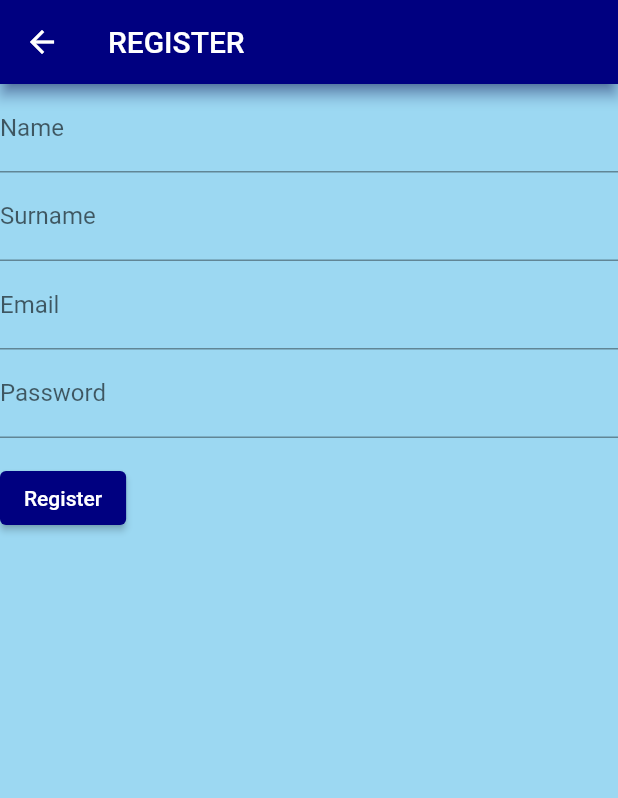
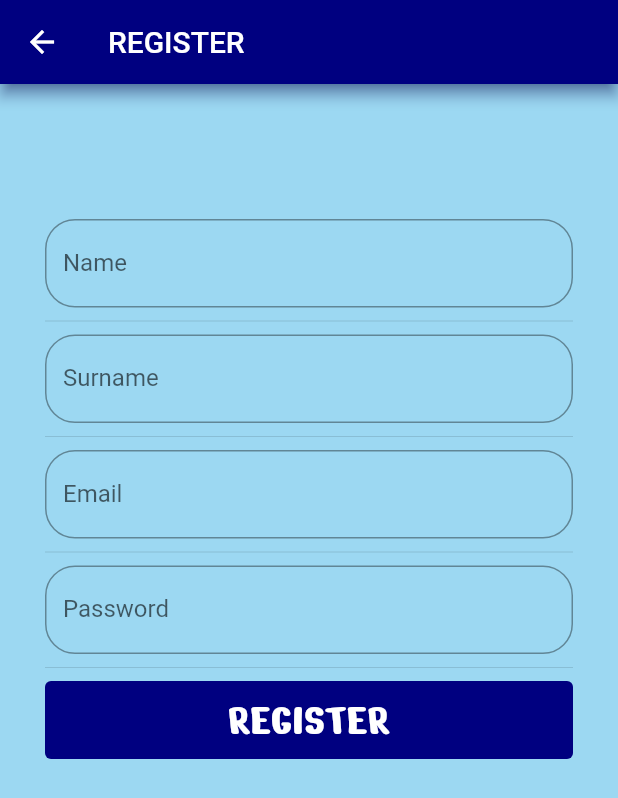
Before and after one commit to carmeAl/EA-SEM10-Flutter, a Flutter app: the screen it shows after launch, after a tap on "Register", on a phone screen of 412 x 824 dp. Shown: the top 798 px of the screen. Run offline on Flutter 3.47's test engine with Material 2 defaults, Android fonts, the phone set to English and light mode, and no system bars; our stand-ins replace dio; network calls fail.

Commit message:
De register vaya a la ventana de Login, Cuando haga el Register antes hacia auth/login y tiene que hacer auth/register, cambio formato formulario register

```diff
--- a/flutter_application/lib/src/login_screen.dart
+++ b/flutter_application/lib/src/login_screen.dart
@@ -1,5 +1,4 @@
 import 'dart:convert';
-import 'package:http/http.dart' as http;
 import 'package:flutter/material.dart';
 import 'package:dio/dio.dart';
 import 'package:flutter_application/src/list_screen.dart';
@@ -10,68 +9,48 @@ class LoginScreen extends StatefulWidget {
   @override
   State<LoginScreen> createState() => _LoginScreenState();
 }
+
 class _LoginScreenState extends State<LoginScreen> {
   late String _nombre;
   late String _email;
   late String _password;
-  final passwordController=TextEditingController();
-  final emailController=TextEditingController();
+  final passwordController = TextEditingController();
+  final emailController = TextEditingController();
 
   @override
   Widget build(BuildContext context) {
     return Scaffold(
       backgroundColor: Color.fromARGB(255, 156, 216, 242),
       body: ListView(
-        padding: const EdgeInsets.symmetric(
-          horizontal: 30.0,
-          vertical: 90.0
-        ),
+          padding: const EdgeInsets.symmetric(horizontal: 30.0, vertical: 90.0),
           children: <Widget>[
             Column(
               mainAxisAlignment: MainAxisAlignment.center,
-            children:  [
+              children: [
                 const CircleAvatar(
                   radius: 100.0,
                   backgroundColor: Colors.transparent,
                   backgroundImage: AssetImage('images/logo.png'),
                 ),
-              const Text(
-                'Login',
-                style: TextStyle(
-                  fontFamily: 'NerkoOne',
-                  fontSize: 50.0
-                )
-
-              ),
-              const Text(
-                'Introduce your credentials',
-                style: TextStyle(
-                  fontFamily: 'NerkoOne',
-                  fontSize: 20.0
-                )
-
-              ),
+                const Text('Login',
+                    style: TextStyle(fontFamily: 'NerkoOne', fontSize: 50.0)),
+                const Text('Introduce your credentials',
+                    style: TextStyle(fontFamily: 'NerkoOne', fontSize: 20.0)),
                 const SizedBox(
                   width: 160.0,
                   height: 15.0,
-                child: Divider(
-                  color: Colors.blueGrey
-                ),
+                  child: Divider(color: Colors.blueGrey),
                 ),
                 TextField(
                   controller: emailController,
                   decoration: InputDecoration(
                       hintText: 'Email',
                       labelText: 'Email',
-                  suffixIcon: const Icon(
-                    Icons.email
-                  ),
+                      suffixIcon: const Icon(Icons.email),
                       border: OutlineInputBorder(
-                    borderRadius: BorderRadius.circular(20.0)
-                  )
-                ),
-                onSubmitted: (valor){
-                  _email=valor;
+                          borderRadius: BorderRadius.circular(20.0))),
+                  onSubmitted: (valor) {
+                    _email = valor;
                     print('El email es $_email');
                   },
                 ),
@@ -79,21 +58,17 @@ class _LoginScreenState extends State<LoginScreen> {
                   height: 18.0,
                 ),
                 TextField(
-                controller:passwordController,
+                  controller: passwordController,
                   enableInteractiveSelection: true,
                   obscureText: true,
                   decoration: InputDecoration(
                       hintText: 'Password',
                       labelText: 'Password',
-                  suffixIcon: const Icon(
-                    Icons.lock_outline
-                  ),
+                      suffixIcon: const Icon(Icons.lock_outline),
                       border: OutlineInputBorder(
-                    borderRadius: BorderRadius.circular(20.0)
-                  )
-                ),
-                onSubmitted: (valor){
-                  _password=valor;
+                          borderRadius: BorderRadius.circular(20.0))),
+                  onSubmitted: (valor) {
+                    _password = valor;
                     print('El password es $_password');
                   },
                 ),
@@ -105,50 +80,54 @@ class _LoginScreenState extends State<LoginScreen> {
                     child: TextButton(
                       style: TextButton.styleFrom(
                           foregroundColor: Colors.white,
-                    backgroundColor:  Color.fromRGBO(0, 0, 128,4),
+                          backgroundColor: Color.fromRGBO(0, 0, 128, 4),
                           textStyle: const TextStyle(
                             fontFamily: 'NerkoOne',
                             fontSize: 30.0,
-                    )
-                  ),
+                          )),
                       onPressed: () async {
-                    try{
-                      var response=await Dio().post("http://192.168.56.1:3002/auth/login",data:
-                      {"email":emailController.text,"password":passwordController.text});
-                      if(response.statusCode==200){
+                        try {
+                          var response = await Dio().post(
+                              "http://192.168.1.54:3000/auth/login",
+                              data: {
+                                "email": emailController.text,
+                                "password": passwordController.text
+                              });
+                          if (response.statusCode == 200) {
                             Navigator.pushNamed(context, '/list_screen');
-                      }
-                      else if (response.statusCode==403){
+                          } else if (response.statusCode == 403) {
                             ScaffoldMessenger.of(context).showSnackBar(
                               const SnackBar(
                                 content: Text('Wrong credentials!'),
                               ),
                             );
                           }
-                    }
-                    catch(e){
-                      print("Error"+e.toString());
+                        } catch (e) {
+                          print("Error" + e.toString());
                         }
                       },
                       child: const Text('Sign in'),
+                    )),
+                SizedBox(height: 10),
+                Text(
+                  "Are you a new user? Create an account!",
+                  style: TextStyle(fontFamily: 'NerkoOne', fontSize: 20.0),
+                ),
+                ElevatedButton(
+                  onPressed: () {
+                    Navigator.pushNamed(context, '/register_screen');
+                  },
+                  style: ButtonStyle(
+                      backgroundColor: MaterialStateProperty.all<Color>(
+                          Color.fromRGBO(0, 0, 128, 4))),
+                  child: Text(
+                    "Register",
+                    style: TextStyle(fontFamily: 'NerkoOne', fontSize: 20.0),
+                  ),
                 )
-              ),
-              SizedBox(height: 10),
-              Text("Are you a new user? Create an account!", style: TextStyle(
-                  fontFamily: 'NerkoOne',
-                  fontSize: 20.0
-                ),),
-              ElevatedButton(onPressed: (){Navigator.pushNamed(context, '/register_screen');},style: ButtonStyle(backgroundColor: MaterialStateProperty.all<Color>(Color.fromRGBO(0, 0, 128,4))), child: Text("Register", style: TextStyle(
-                  fontFamily: 'NerkoOne',
-                  fontSize: 20.0
-                ),),)
-
               ],
             )
-        ]
-
-      ),
+          ]),
     );
   }
-
 }
--- a/flutter_application/lib/src/register_screen.dart
+++ b/flutter_application/lib/src/register_screen.dart
@@ -2,96 +2,138 @@ import 'dart:convert';
 
 import 'package:dio/dio.dart';
 import 'package:flutter/material.dart';
-import 'package:http/http.dart' as http;
 
 class RegisterScreen extends StatelessWidget {
-  final nameController=TextEditingController();
-  final surnameController=TextEditingController();
-  final emailController=TextEditingController();
-  final passwordController=TextEditingController();
+  final nameController = TextEditingController();
+  final surnameController = TextEditingController();
+  final emailController = TextEditingController();
+  final passwordController = TextEditingController();
   @override
   Widget build(BuildContext context) {
-
     return Scaffold(
       backgroundColor: Color.fromARGB(255, 156, 216, 242),
-    appBar: AppBar(title: Text('REGISTER'), shadowColor: Color.fromRGBO(0, 0, 128,4),backgroundColor: Color.fromRGBO(0, 0, 128,4)),
-    body: Form(
-      child: Column(
-        crossAxisAlignment: CrossAxisAlignment.start,
+      appBar: AppBar(
+          title: Text('REGISTER'),
+          shadowColor: Color.fromRGBO(0, 0, 128, 4),
+          backgroundColor: Color.fromRGBO(0, 0, 128, 4)),
+      body: ListView(
+        padding: const EdgeInsets.symmetric(horizontal: 30.0, vertical: 90.0),
+        children: <Widget>[
+          Column(
+            crossAxisAlignment: CrossAxisAlignment.center,
             children: [
               TextFormField(
                 controller: nameController,
-            decoration: InputDecoration(labelText: 'Name'),
+                decoration: InputDecoration(
+                    labelText: 'Name',
+                    border: OutlineInputBorder(
+                        borderRadius: BorderRadius.circular(20.0))),
                 validator: (value) {
-              if (value=="" || value==null) {
+                  if (value == "" || value == null) {
                     return 'Please introduce your name';
                   }
                   return null;
                 },
               ),
+              const Divider(
+                height: 18.0,
+              ),
               TextFormField(
                 controller: surnameController,
-            decoration: InputDecoration(labelText: 'Surname'),
+                decoration: InputDecoration(
+                    labelText: 'Surname',
+                    border: OutlineInputBorder(
+                      borderRadius: BorderRadius.circular(20.0),
+                    )),
                 validator: (value) {
-              if (value=="" || value==null) {
+                  if (value == "" || value == null) {
                     return 'Please introduce your name';
                   }
                   return null;
                 },
               ),
+              const Divider(
+                height: 18.0,
+              ),
               TextFormField(
                 controller: emailController,
-            decoration: InputDecoration(labelText: 'Email'),
+                decoration: InputDecoration(
+                  labelText: 'Email',
+                  border: OutlineInputBorder(
+                      borderRadius: BorderRadius.circular(20.0)),
+                ),
                 keyboardType: TextInputType.emailAddress,
                 validator: (value) {
-              if (value=="") {
+                  if (value == "") {
                     return 'Please introduce your email';
                   }
                   return null;
                 },
               ),
+              const Divider(
+                height: 18.0,
+              ),
               TextFormField(
                 controller: passwordController,
-            decoration: InputDecoration(labelText: 'Password'),
+                decoration: InputDecoration(
+                  labelText: 'Password',
+                  border: OutlineInputBorder(
+                      borderRadius: BorderRadius.circular(20.0)),
+                ),
                 obscureText: true,
                 validator: (value) {
-              if (value=="") {
+                  if (value == "") {
                     return 'Please introduce a password';
                   }
                   return null;
                 },
               ),
-
-          Padding(
-            padding: const EdgeInsets.symmetric(vertical: 16.0),
-            child: ElevatedButton(
-              onPressed: ()async {
-                var response=await Dio().post("http://192.168.56.1:3002/auth/login",data:
-                    {"name": nameController.text,"surname":surnameController.text, "email": emailController.text,"password":passwordController.text});
+              const Divider(
+                height: 18.0,
+              ),
+              SizedBox(
+                width: double.infinity,
+                child: TextButton(
+                  style: TextButton.styleFrom(
+                      foregroundColor: Colors.white,
+                      backgroundColor: const Color.fromRGBO(0, 0, 128, 4),
+                      textStyle: const TextStyle(
+                        fontFamily: 'NerkoOne',
+                        fontSize: 30.0,
+                      )),
+                  onPressed: () async {
+                    var response = await Dio()
+                        .post("http://192.168.1.54:3000/auth/register", data: {
+                      "name": nameController.text,
+                      "surname": surnameController.text,
+                      "email": emailController.text,
+                      "password": passwordController.text
+                    });
                     if (response.statusCode == 200) {
-                  Navigator.pushNamed(context, '/list_screen');
+                      Navigator.pushNamed(context, '/login_screen');
                     } else {
                       print("Drama");
                     }
                   },
-                /*
-                if(register(nameController.text, surnameController.text, emailController.text, passwordController.text)==true){
-                  Navigator.pushNamed(context, '/register_screen');
-                }
-                */
-              child: Text('Register'),
-              style: ButtonStyle(backgroundColor: MaterialStateProperty.all<Color>(Color.fromRGBO(0, 0, 128,4))),
+                  child: const Text('REGISTER'),
                 ),
               ),
             ],
           ),
+        ],
       ),
     );
+  }
 
-  }
-  Future register(String name, String surname, String email, String password) async {
-    var response=await Dio().post("http://192.168.56.1:3002/auth/login",data:
-                    {"name": name,"surname":surname, "email": email,"password":password});
+  Future register(
+      String name, String surname, String email, String password) async {
+    var response = await Dio().post("http://192.168.1.54:3002/auth/login",
+        data: {
+          "name": name,
+          "surname": surname,
+          "email": email,
+          "password": password
+        });
 
     if (response.statusCode == 200) {
       return true;
```
Also changed, not shown: flutter_application/lib/src/list_screen.dart (+28 -34 lines). Lines whose indentation alone changed are shown as unchanged.
